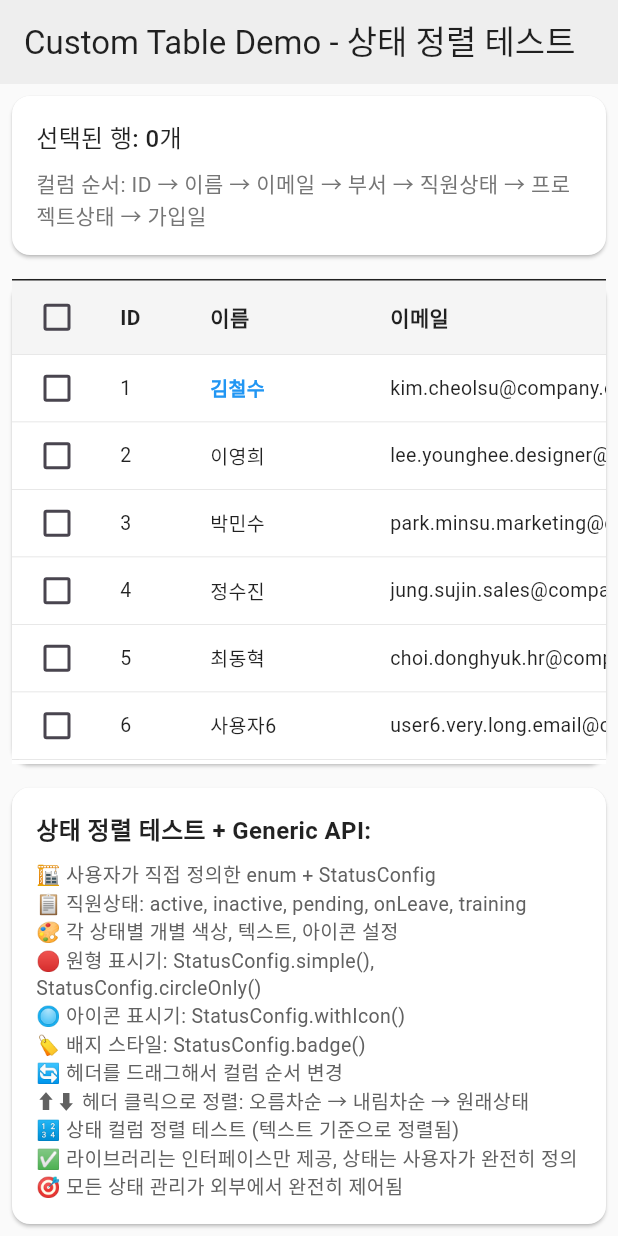
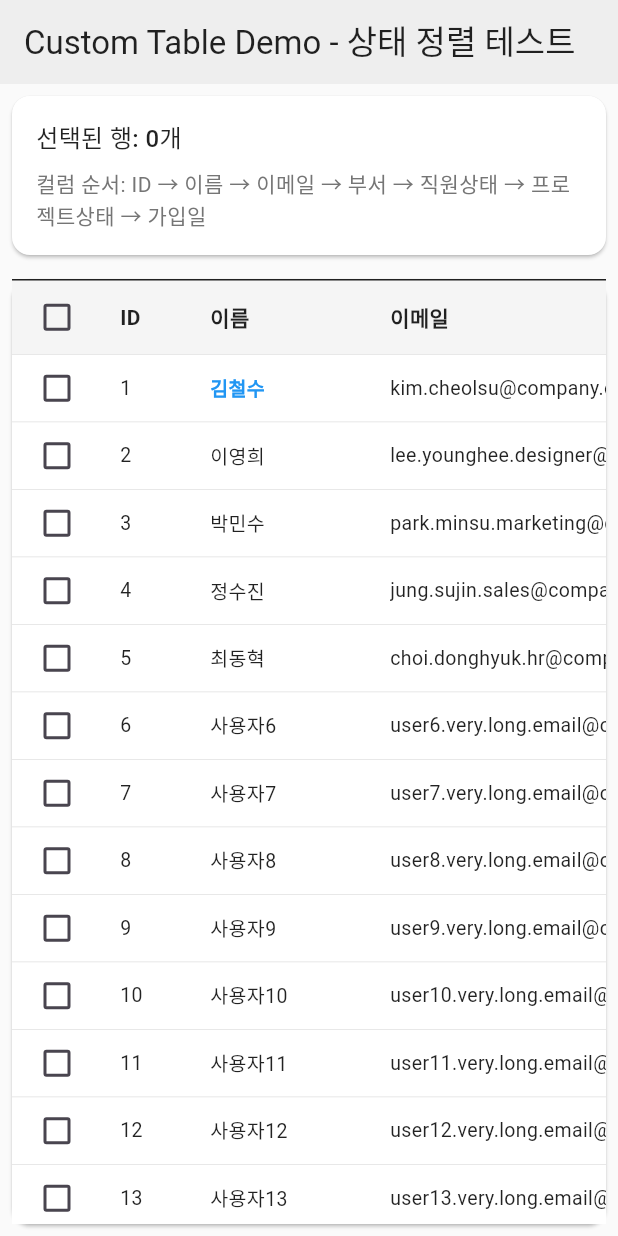
Before and after one commit to kihyun1998/flutter_basic_table, a Flutter app: the screen it shows after launch, on a phone screen of 412 x 824 dp. Run offline on Flutter 3.47's test engine with Material 3 defaults, Android fonts, the phone set to English and light mode, and no system bars.

Commit message:
update: ready for deploy v1.0.0

```diff
--- a/example/lib/screens/home_screen.dart
+++ b/example/lib/screens/home_screen.dart
@@ -205,9 +205,6 @@ class _HomeScreenState extends State<HomeScreen> {
 
           // 테이블 카드
           _buildTableCard(),
-
-          // 설명 카드
-          _buildDescriptionCard(),
         ],
       ),
     );
@@ -284,57 +281,4 @@ class _HomeScreenState extends State<HomeScreen> {
       ),
     );
   }
-
-  /// 설명 카드 위젯
-  Widget _buildDescriptionCard() {
-    return Card(
-      margin: const EdgeInsets.all(8.0),
-      color: Colors.white,
-      elevation: 1,
-      child: Padding(
-        padding: const EdgeInsets.all(16.0),
-        child: Column(
-          crossAxisAlignment: CrossAxisAlignment.start,
-          children: [
-            const Text(
-              '상태 정렬 테스트 + Generic API:',
-              style: TextStyle(
-                fontWeight: FontWeight.bold,
-                fontSize: 16,
-                color: Colors.black87,
-              ),
-            ),
-            const SizedBox(height: 8),
-            ..._buildDescriptionItems(),
-          ],
-        ),
-      ),
-    );
-  }
-
-  /// 설명 항목들 생성
-  List<Widget> _buildDescriptionItems() {
-    final descriptionItems = [
-      '🏗️ 사용자가 직접 정의한 enum + StatusConfig',
-      '📋 직원상태: active, inactive, pending, onLeave, training',
-      '🎨 각 상태별 개별 색상, 텍스트, 아이콘 설정',
-      '🔴 원형 표시기: StatusConfig.simple(), StatusConfig.circleOnly()',
-      '🔘 아이콘 표시기: StatusConfig.withIcon()',
-      '🏷️ 배지 스타일: StatusConfig.badge()',
-      '🔄 헤더를 드래그해서 컬럼 순서 변경',
-      '⬆️⬇️ 헤더 클릭으로 정렬: 오름차순 → 내림차순 → 원래상태',
-      '🔢 상태 컬럼 정렬 테스트 (텍스트 기준으로 정렬됨)',
-      '✅ 라이브러리는 인터페이스만 제공, 상태는 사용자가 완전히 정의',
-      '🎯 모든 상태 관리가 외부에서 완전히 제어됨',
-    ];
-
-    return descriptionItems
-        .map((item) => Text(item,
-            style: TextStyle(
-              fontSize: 13,
-              color: Colors.grey[700],
-              height: 1.4,
-            )))
-        .toList();
-  }
 }
```
Also changed, not shown: pubspec.yaml (+33 -5 lines), 5 other files.
